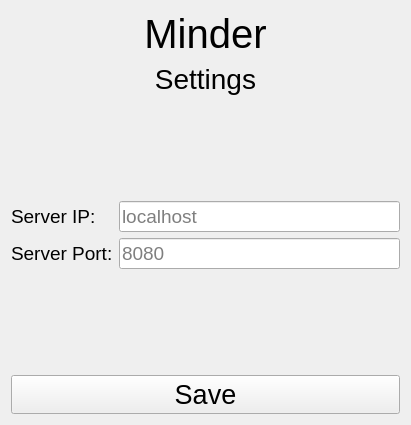
Above: client/MinderClient/libs/SettingsWindow/SettingsWindow.ui from LDK28/Minder before the change. Below: the same form after it.
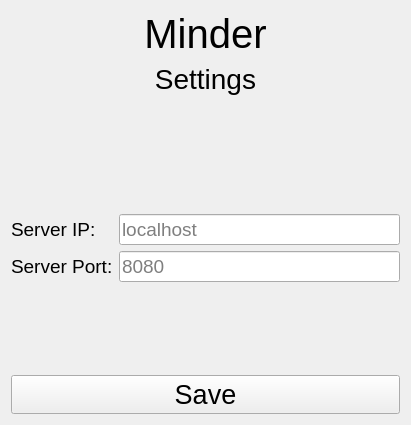
That is the form after the change.

Commit message: Validation data error msgs to view added

The edit to the form file:
```diff
--- a/client/MinderClient/libs/SettingsWindow/SettingsWindow.ui
+++ b/client/MinderClient/libs/SettingsWindow/SettingsWindow.ui
@@ -60,6 +60,25 @@
      </property>
     </spacer>
    </item>
+   <item>
+    <widget class="QLabel" name="labelErrorMsg">
+     <property name="font">
+      <font>
+       <pointsize>13</pointsize>
+       <italic>true</italic>
+      </font>
+     </property>
+     <property name="text">
+      <string>&lt;error&gt;</string>
+     </property>
+     <property name="alignment">
+      <set>Qt::AlignCenter</set>
+     </property>
+     <property name="margin">
+      <number>5</number>
+     </property>
+    </widget>
+   </item>
    <item>
     <layout class="QFormLayout" name="formLayout">
      <item row="0" column="0">
```
The commit also changes 18 other files.
